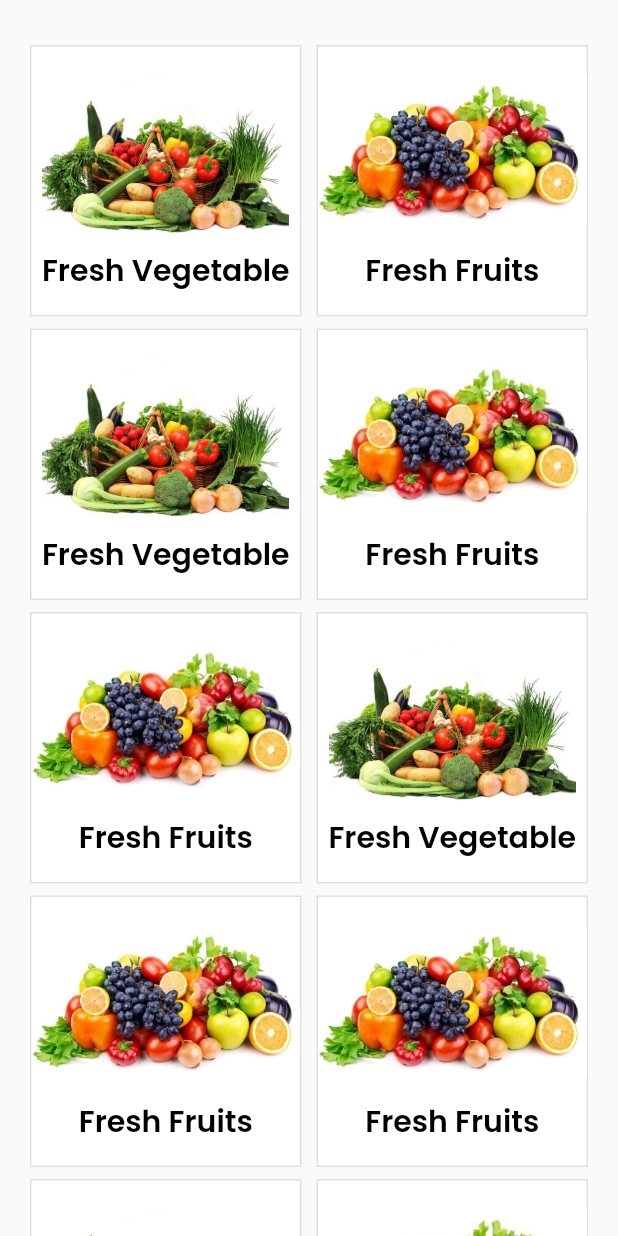
After one commit to khaled-dotcom/duare, a Flutter app: the ItemList screen opened directly, on a phone screen of 412 x 824 dp. The commit adds this screen. Run offline on Flutter 3.47's test engine with Material 2 defaults, Android fonts, the phone set to English and light mode, and no system bars; our stand-ins replace carousel_pro.

Commit message:
dashboard ui updated

```diff
--- /dev/null
+++ b/lib/view/item_list_screen.dart
@@ -0,0 +1,76 @@
+import 'package:flutter/material.dart';
+
+class ItemList extends StatefulWidget {
+  @override
+  _ItemListState createState() => _ItemListState();
+}
+
+class _ItemListState extends State<ItemList> {
+  final fruitVegItem = [
+    {"image": "assets/grocery/veg1.jpg", "title": "Fresh Vegetable"},
+    {"image": "assets/grocery/fruits.jpg", "title": "Fresh Fruits"},
+    {"image": "assets/grocery/veg1.jpg", "title": "Fresh Vegetable"},
+    {"image": "assets/grocery/fruits.jpg", "title": "Fresh Fruits"},
+    {"image": "assets/grocery/fruits.jpg", "title": "Fresh Fruits"},
+    {"image": "assets/grocery/veg1.jpg", "title": "Fresh Vegetable"},
+    {"image": "assets/grocery/fruits.jpg", "title": "Fresh Fruits"},
+    {"image": "assets/grocery/fruits.jpg", "title": "Fresh Fruits"},
+    {"image": "assets/grocery/veg1.jpg", "title": "Fresh Vegetable"},
+    {"image": "assets/grocery/fruits.jpg", "title": "Fresh Fruits"},
+  ];
+  @override
+  Widget build(BuildContext context) {
+    return Scaffold(
+      body:SingleChildScrollView(
+        child: Container(
+            margin: EdgeInsets.symmetric(horizontal: 20.0,vertical: 30.0),
+            child: GridView.builder(
+              itemCount: fruitVegItem.length,
+              shrinkWrap: true,
+              physics: BouncingScrollPhysics(),
+              gridDelegate:
+              SliverGridDelegateWithFixedCrossAxisCount(
+                  crossAxisCount: 2,
+                  crossAxisSpacing: 10.0,
+                  mainAxisSpacing: 8.0),
+              itemBuilder: (BuildContext context, int index) {
+                return GestureDetector(
+                  child: Container(
+                    child: Column(
+                      mainAxisAlignment: MainAxisAlignment.center,
+                      children: <Widget>[
+                        Container(
+                          height: 110,
+                          child:
+                          Image.asset(fruitVegItem[index]['image']),
+                        ),
+                        SizedBox(height: 10.0,),
+                        Text(
+                          fruitVegItem[index]['title'],
+                          style: TextStyle(
+                              color: Colors.black,
+                              fontWeight: FontWeight.bold,
+                              fontSize: 20.0),
+                        )
+                      ],
+                    ),
+                    decoration: BoxDecoration(
+                        color: Colors.white,
+                        border: Border.all(
+                            color: Colors.black12, width: 1)),
+                  ),
+                  onTap: () {
+                   /* if(index==0)
+                      Navigator.push(
+                        context,
+                        MaterialPageRoute(
+                            builder: (context) => HomeScreen()),
+                      );*/
+                  },
+                );
+              },
+            )),
+      ),
+    );
+  }
+}
```
Also changed, not shown: lib/view/home_screen.dart (+30 -0 lines).
